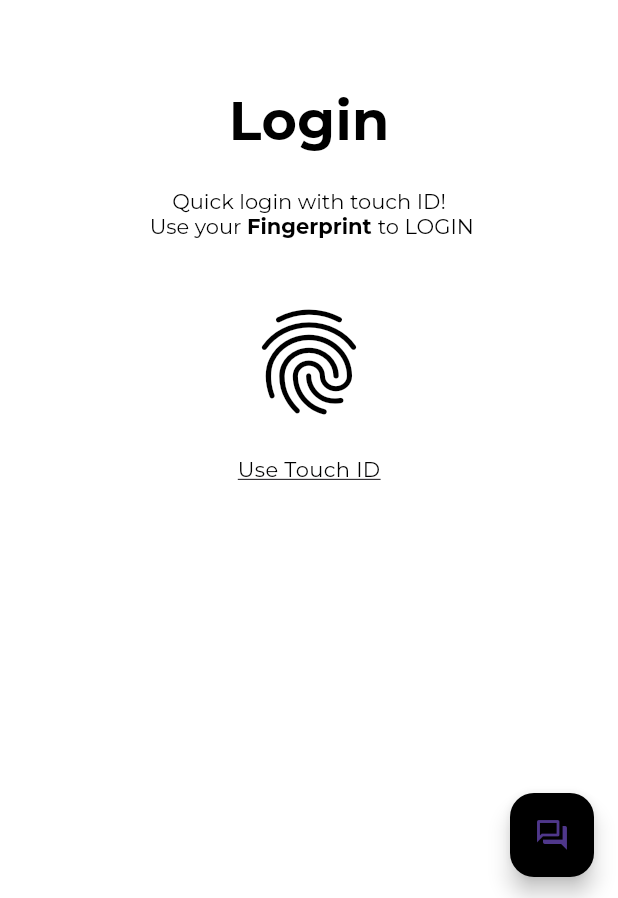
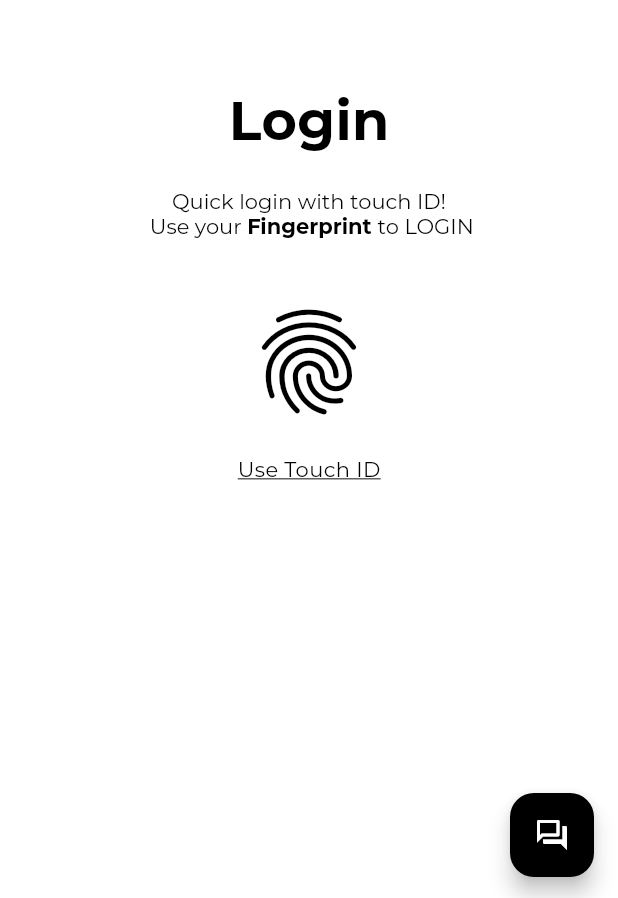
Before and after one commit to aliMissaoui/Flutter-Fingerprint-Authentication, a Flutter app: the screen it shows after launch, on a phone screen of 412 x 824 dp. Shown: the part 335-1233 px from the top of the screen. Run offline on Flutter 3.47's test engine with Material 3 defaults, Android fonts, the phone set to English and light mode, and no system bars; our stand-ins replace local_auth.

Commit message:
[UPDATE] upgrade dependecies + flutter and dart versions

```diff
--- a/lib/main.dart
+++ b/lib/main.dart
@@ -12,7 +12,7 @@ class MyApp extends StatelessWidget {
   @override
   Widget build(BuildContext context) {
     return MaterialApp(
-      title: 'Flutter Demo',
+      title: 'FF AUTH',
       theme: ThemeData(
         primarySwatch: Colors.blue,
       ),
--- a/lib/screens/opening_page.dart
+++ b/lib/screens/opening_page.dart
@@ -69,11 +69,24 @@ class _OpeningPageState extends State<OpeningPage> {
             const SizedBox(
               height: 40.0,
             ),
+            GestureDetector(
+              onTap: () async {
+                final isAuthenticated = await LocalAuth.authenticate();
 
-            const Icon(
-              Icons.fingerprint_sharp,
-              color: Colors.black,
-              size: 84.0,
+                if (isAuthenticated) {
+                  Navigator.of(context)
+                      .push(MaterialPageRoute(builder: (BuildContext context) {
+                    return const HomePage();
+                  }));
+                  ScaffoldMessenger.of(context).showSnackBar(
+                      const SnackBar(content: Text('Logged in successfully!')));
+                }
+              },
+              child: const Icon(
+                Icons.fingerprint_sharp,
+                color: Colors.black,
+                size: 84.0,
+              ),
             ),
             const SizedBox(
               height: 20.0,
@@ -108,7 +121,10 @@ class _OpeningPageState extends State<OpeningPage> {
       floatingActionButton: FloatingActionButton(
         backgroundColor: Colors.black,
         onPressed: () {},
-        child: const Icon(Icons.question_answer_outlined),
+        child: const Icon(
+          Icons.question_answer_outlined,
+          color: Colors.white,
+        ),
       ),
     );
   }
--- a/pubspec.yaml
+++ b/pubspec.yaml
@@ -75,8 +75,8 @@ flutter:
   fonts:
     - family: Montserrat
       fonts:
-        - asset: assets/fonts/montserrat_Regular.ttf
-        - asset: assets/fonts/montserrat_Bold.ttf
+        - asset: assets/fonts/montserrat_regular.ttf
+        - asset: assets/fonts/montserrat_bold.ttf
           weight: 700
   #
   # For details regarding fonts from package dependencies,
```
Also changed, not shown: pubspec.lock, 3 other files.
